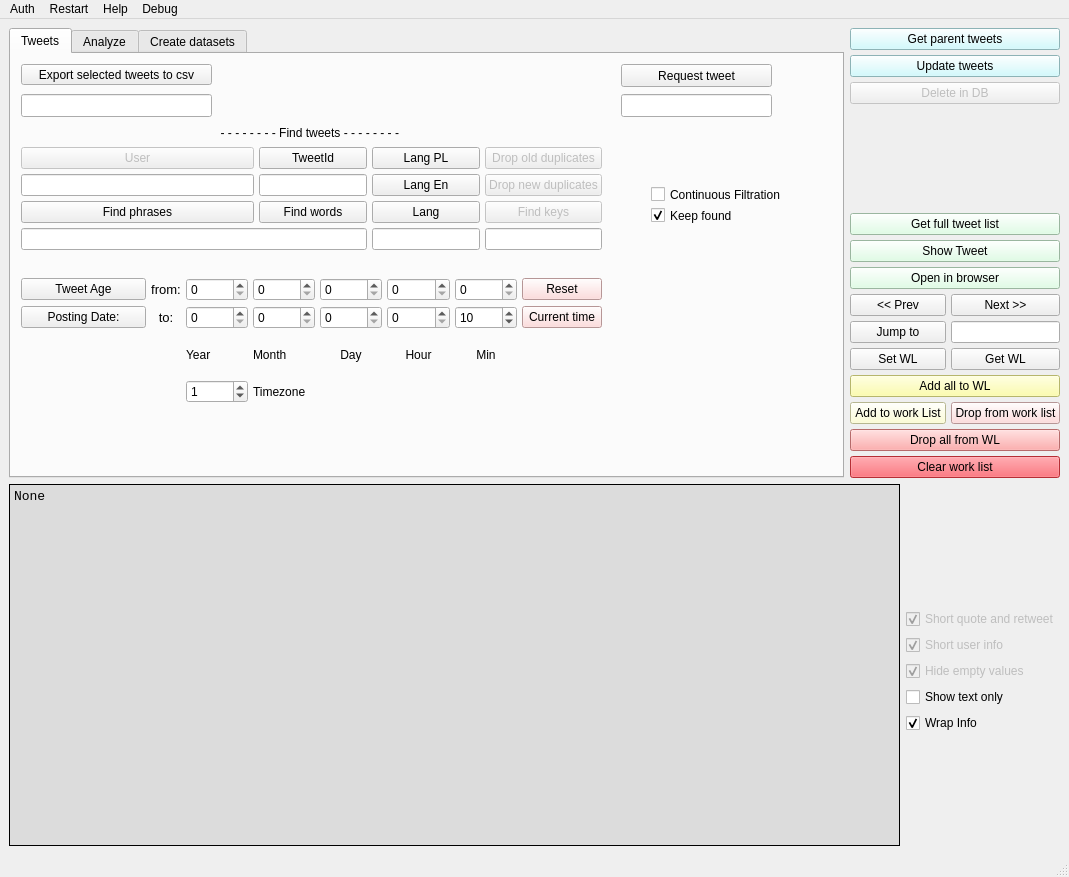
First picture: the form in twitter_analyzer/gui/GUI_QT.ui, repository GrzegorzKrug/TwitterAnalyzer, before the edit.
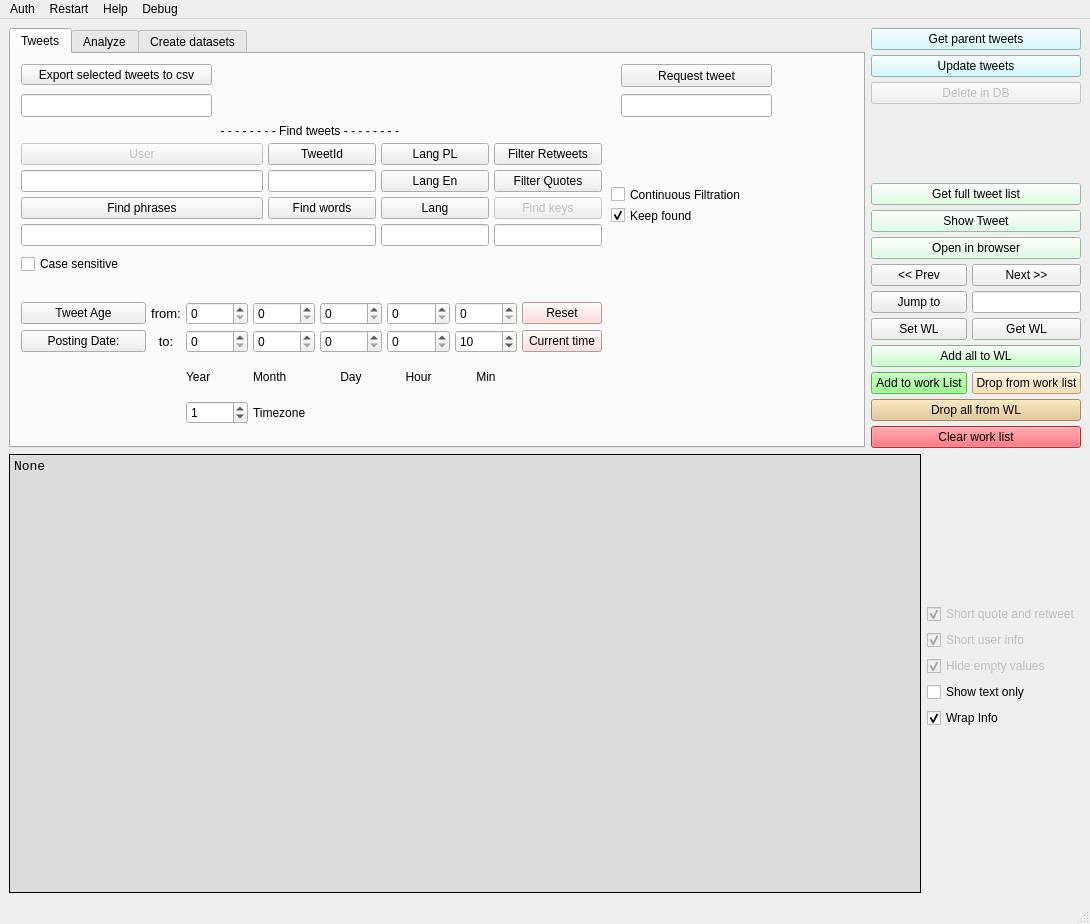
Second picture: the form after the edit.

Commit message: Filtraing quotes, filtrating RT

```diff
--- a/twitter_analyzer/gui/GUI_QT.ui
+++ b/twitter_analyzer/gui/GUI_QT.ui
@@ -6,8 +6,8 @@
    <rect>
     <x>0</x>
     <y>0</y>
-    <width>1069</width>
-    <height>877</height>
+    <width>1090</width>
+    <height>924</height>
    </rect>
   </property>
   <property name="windowTitle">
@@ -19,7 +19,7 @@
      <enum>QLayout::SetMinimumSize</enum>
     </property>
     <item row="0" column="0">
-     <layout class="QGridLayout" name="MainGrid" rowstretch="1,1,1,0,1" columnstretch="20,0,0" rowminimumheight="450,0,0,0,0" columnminimumwidth="300,50,0">
+     <layout class="QGridLayout" name="MainGrid" rowstretch="1,1,1,0,1" columnstretch="20,0,0" rowminimumheight="420,0,0,0,0" columnminimumwidth="300,50,0">
       <property name="sizeConstraint">
        <enum>QLayout::SetDefaultConstraint</enum>
       </property>
@@ -135,205 +135,6 @@
         </property>
        </widget>
       </item>
-      <item row="0" column="1" colspan="2">
-       <layout class="QGridLayout" name="DisplayTweetsGrid" columnstretch="1,0">
-        <property name="sizeConstraint">
-         <enum>QLayout::SetMinimumSize</enum>
-        </property>
-        <property name="spacing">
-         <number>5</number>
-        </property>
-        <item row="27" column="1">
-         <widget class="QPushButton" name="pushButton_load_work_list">
-          <property name="toolTip">
-           <string>Use worklist as current tweet list</string>
-          </property>
-          <property name="text">
-           <string>Get WL</string>
-          </property>
-         </widget>
-        </item>
-        <item row="8" column="0">
-         <spacer name="verticalSpacer_2">
-          <property name="orientation">
-           <enum>Qt::Vertical</enum>
-          </property>
-          <property name="sizeHint" stdset="0">
-           <size>
-            <width>20</width>
-            <height>40</height>
-           </size>
-          </property>
-         </spacer>
-        </item>
-        <item row="6" column="0" colspan="2">
-         <widget class="QPushButton" name="pushButton_request_tweet_update">
-          <property name="styleSheet">
-           <string notr="true">background-color: rgb(198, 251, 255);</string>
-          </property>
-          <property name="text">
-           <string>Update tweets</string>
-          </property>
-         </widget>
-        </item>
-        <item row="5" column="0" colspan="2">
-         <widget class="QPushButton" name="pushButton_request_parent_tweets_from_df">
-          <property name="styleSheet">
-           <string notr="true">background-color: rgb(198, 251, 255);</string>
-          </property>
-          <property name="text">
-           <string>Get parent tweets</string>
-          </property>
-         </widget>
-        </item>
-        <item row="21" column="0">
-         <widget class="QPushButton" name="pushButton_PreviousTweet">
-          <property name="toolTip">
-           <string>Show previous Tweet from DF</string>
-          </property>
-          <property name="text">
-           <string>&lt;&lt; Prev</string>
-          </property>
-         </widget>
-        </item>
-        <item row="15" column="0" colspan="2">
-         <widget class="QPushButton" name="pushButton_ShowTweetAll">
-          <property name="styleSheet">
-           <string notr="true">background-color: rgb(215, 255, 223);</string>
-          </property>
-          <property name="text">
-           <string>Get full tweet list</string>
-          </property>
-         </widget>
-        </item>
-        <item row="22" column="0">
-         <widget class="QPushButton" name="pushButton_JumpToTweet">
-          <property name="toolTip">
-           <string>Jumps to tweet from given index.</string>
-          </property>
-          <property name="text">
-           <string>Jump to</string>
-          </property>
-         </widget>
-        </item>
-        <item row="21" column="1">
-         <widget class="QPushButton" name="pushButton_NextTweet">
-          <property name="toolTip">
-           <string>Show next Tweet from DF</string>
-          </property>
-          <property name="text">
-           <string>Next &gt;&gt;</string>
-          </property>
-         </widget>
-        </item>
-        <item row="7" column="0" colspan="2">
-         <widget class="QPushButton" name="pushButton">
-          <property name="enabled">
-           <bool>false</bool>
-          </property>
-          <property name="text">
-           <string>Delete in DB</string>
-          </property>
-         </widget>
-        </item>
-        <item row="16" column="0" colspan="2">
-         <widget class="QPushButton" name="pushButton_ShowTweet">
-          <property name="toolTip">
-           <string>Show first Tweet from DF</string>
-          </property>
-          <property name="styleSheet">
-           <string notr="true">background-color: rgb(215, 255, 223);</string>
-          </property>
-          <property name="text">
-           <string>Show Tweet</string>
-          </property>
-         </widget>
-        </item>
-        <item row="27" column="0">
-         <widget class="QPushButton" name="pushButton_save_work_list">
-          <property name="toolTip">
-           <string>Saves current list as work list</string>
-          </property>
-          <property name="text">
-           <string>Set WL</string>
-          </property>
-         </widget>
-        </item>
-        <item row="22" column="1">
-         <widget class="QLineEdit" name="lineEdit_JumpToTweet">
-          <property name="toolTip">
-           <string>Input index for Jump button.</string>
-          </property>
-         </widget>
-        </item>
-        <item row="31" column="1">
-         <widget class="QPushButton" name="pushButton_drop_current_tweet">
-          <property name="enabled">
-           <bool>true</bool>
-          </property>
-          <property name="toolTip">
-           <string>Drops tweet from current Dataframe only.</string>
-          </property>
-          <property name="styleSheet">
-           <string notr="true">background-color: rgb(255, 210, 210);</string>
-          </property>
-          <property name="text">
-           <string>Drop from work list</string>
-          </property>
-         </widget>
-        </item>
-        <item row="17" column="0" colspan="2">
-         <widget class="QPushButton" name="pushButton_open_in_browser">
-          <property name="styleSheet">
-           <string notr="true">background-color: rgb(215, 255, 223);</string>
-          </property>
-          <property name="text">
-           <string>Open in browser</string>
-          </property>
-         </widget>
-        </item>
-        <item row="31" column="0">
-         <widget class="QPushButton" name="pushButton_add_to_work_list">
-          <property name="styleSheet">
-           <string notr="true">background-color: rgb(255, 255, 202);</string>
-          </property>
-          <property name="text">
-           <string>Add to work List</string>
-          </property>
-         </widget>
-        </item>
-        <item row="30" column="0" colspan="2">
-         <widget class="QPushButton" name="pushButton_add_selection_to_worklist">
-          <property name="styleSheet">
-           <string notr="true">background-color: rgb(255, 255, 152);</string>
-          </property>
-          <property name="text">
-           <string>Add all to WL</string>
-          </property>
-         </widget>
-        </item>
-        <item row="33" column="0" colspan="2">
-         <widget class="QPushButton" name="pushButton_drop_selection_from_WL">
-          <property name="styleSheet">
-           <string notr="true">background-color: rgb(255, 150, 150);</string>
-          </property>
-          <property name="text">
-           <string>Drop all from WL</string>
-          </property>
-         </widget>
-        </item>
-        <item row="34" column="0" colspan="2">
-         <widget class="QPushButton" name="pushButton_clear_work_list">
-          <property name="styleSheet">
-           <string notr="true">background-color: rgb(255, 64, 74);</string>
-          </property>
-          <property name="text">
-           <string>Clear work list</string>
-          </property>
-         </widget>
-        </item>
-       </layout>
-      </item>
       <item row="0" column="0">
        <widget class="QTabWidget" name="tabWidget">
         <property name="enabled">
@@ -393,10 +194,10 @@
             <x>10</x>
             <y>70</y>
             <width>581</width>
-            <height>279</height>
+            <height>300</height>
            </rect>
           </property>
-          <layout class="QVBoxLayout" name="Vertical_Filters" stretch="1,0,1">
+          <layout class="QVBoxLayout" name="Vertical_Filters" stretch="1,0,0,1">
            <property name="spacing">
             <number>8</number>
            </property>
@@ -530,26 +331,26 @@
              <item row="1" column="3">
               <widget class="QPushButton" name="pushButton_drop_old_duplicates">
                <property name="enabled">
-                <bool>false</bool>
+                <bool>true</bool>
                </property>
                <property name="toolTip">
                 <string>Keep only oldest tweets</string>
                </property>
                <property name="text">
-                <string>Drop old duplicates</string>
+                <string>Filter Retweets</string>
                </property>
               </widget>
              </item>
              <item row="2" column="3">
               <widget class="QPushButton" name="pushButton_drop_new_duplicates">
                <property name="enabled">
-                <bool>false</bool>
+                <bool>true</bool>
                </property>
                <property name="toolTip">
                 <string>Keep only newest tweets</string>
                </property>
                <property name="text">
-                <string>Drop new duplicates</string>
+                <string>Filter Quotes</string>
                </property>
               </widget>
              </item>
@@ -562,6 +363,19 @@
              </item>
             </layout>
            </item>
+           <item>
+            <widget class="QCheckBox" name="checkBox_case_sensitivity">
+             <property name="toolTip">
+              <string>Ignore case sesnitivty</string>
+             </property>
+             <property name="text">
+              <string>Case sensitive</string>
+             </property>
+             <property name="checked">
+              <bool>false</bool>
+             </property>
+            </widget>
+           </item>
            <item>
             <spacer name="verticalSpacer_3">
              <property name="orientation">
@@ -809,7 +623,7 @@
           </property>
           <property name="geometry">
            <rect>
-            <x>640</x>
+            <x>600</x>
             <y>150</y>
             <width>161</width>
             <height>23</height>
@@ -854,9 +668,9 @@
          <widget class="QCheckBox" name="checkBox_filtration_continuous">
           <property name="geometry">
            <rect>
-            <x>640</x>
+            <x>600</x>
             <y>130</y>
-            <width>161</width>
+            <width>181</width>
             <height>21</height>
            </rect>
           </property>
@@ -928,6 +742,214 @@
         </widget>
        </widget>
       </item>
+      <item row="0" column="1" colspan="2">
+       <layout class="QGridLayout" name="DisplayTweetsGrid" columnstretch="1,0">
+        <property name="sizeConstraint">
+         <enum>QLayout::SetMinimumSize</enum>
+        </property>
+        <property name="spacing">
+         <number>5</number>
+        </property>
+        <item row="33" column="0" colspan="2">
+         <widget class="QPushButton" name="pushButton_drop_selection_from_WL">
+          <property name="toolTip">
+           <string>Drop all tweet on list from work list</string>
+          </property>
+          <property name="styleSheet">
+           <string notr="true">background-color: rgb(225, 195, 138);</string>
+          </property>
+          <property name="text">
+           <string>Drop all from WL</string>
+          </property>
+         </widget>
+        </item>
+        <item row="6" column="0" colspan="2">
+         <widget class="QPushButton" name="pushButton_request_tweet_update">
+          <property name="styleSheet">
+           <string notr="true">background-color: rgb(198, 251, 255);</string>
+          </property>
+          <property name="text">
+           <string>Update tweets</string>
+          </property>
+         </widget>
+        </item>
+        <item row="8" column="0">
+         <spacer name="verticalSpacer_2">
+          <property name="orientation">
+           <enum>Qt::Vertical</enum>
+          </property>
+          <property name="sizeHint" stdset="0">
+           <size>
+            <width>20</width>
+            <height>40</height>
+           </size>
+          </property>
+         </spacer>
+        </item>
+        <item row="27" column="1">
+         <widget class="QPushButton" name="pushButton_load_work_list">
+          <property name="toolTip">
+           <string>Use worklist as current tweet list</string>
+          </property>
+          <property name="text">
+           <string>Get WL</string>
+          </property>
+         </widget>
+        </item>
+        <item row="5" column="0" colspan="2">
+         <widget class="QPushButton" name="pushButton_request_parent_tweets_from_df">
+          <property name="styleSheet">
+           <string notr="true">background-color: rgb(198, 251, 255);</string>
+          </property>
+          <property name="text">
+           <string>Get parent tweets</string>
+          </property>
+         </widget>
+        </item>
+        <item row="21" column="0">
+         <widget class="QPushButton" name="pushButton_PreviousTweet">
+          <property name="toolTip">
+           <string>Show previous Tweet from DF</string>
+          </property>
+          <property name="text">
+           <string>&lt;&lt; Prev</string>
+          </property>
+         </widget>
+        </item>
+        <item row="15" column="0" colspan="2">
+         <widget class="QPushButton" name="pushButton_ShowTweetAll">
+          <property name="styleSheet">
+           <string notr="true">background-color: rgb(215, 255, 223);</string>
+          </property>
+          <property name="text">
+           <string>Get full tweet list</string>
+          </property>
+         </widget>
+        </item>
+        <item row="22" column="0">
+         <widget class="QPushButton" name="pushButton_JumpToTweet">
+          <property name="toolTip">
+           <string>Jumps to tweet from given index.</string>
+          </property>
+          <property name="text">
+           <string>Jump to</string>
+          </property>
+         </widget>
+        </item>
+        <item row="21" column="1">
+         <widget class="QPushButton" name="pushButton_NextTweet">
+          <property name="toolTip">
+           <string>Show next Tweet from DF</string>
+          </property>
+          <property name="text">
+           <string>Next &gt;&gt;</string>
+          </property>
+         </widget>
+        </item>
+        <item row="7" column="0" colspan="2">
+         <widget class="QPushButton" name="pushButton">
+          <property name="enabled">
+           <bool>false</bool>
+          </property>
+          <property name="text">
+           <string>Delete in DB</string>
+          </property>
+         </widget>
+        </item>
+        <item row="16" column="0" colspan="2">
+         <widget class="QPushButton" name="pushButton_ShowTweet">
+          <property name="toolTip">
+           <string>Show first Tweet from DF</string>
+          </property>
+          <property name="styleSheet">
+           <string notr="true">background-color: rgb(215, 255, 223);</string>
+          </property>
+          <property name="text">
+           <string>Show Tweet</string>
+          </property>
+         </widget>
+        </item>
+        <item row="27" column="0">
+         <widget class="QPushButton" name="pushButton_save_work_list">
+          <property name="toolTip">
+           <string>Saves current list as work list</string>
+          </property>
+          <property name="text">
+           <string>Set WL</string>
+          </property>
+         </widget>
+        </item>
+        <item row="22" column="1">
+         <widget class="QLineEdit" name="lineEdit_JumpToTweet">
+          <property name="toolTip">
+           <string>Input index for Jump button.</string>
+          </property>
+         </widget>
+        </item>
+        <item row="17" column="0" colspan="2">
+         <widget class="QPushButton" name="pushButton_open_in_browser">
+          <property name="styleSheet">
+           <string notr="true">background-color: rgb(215, 255, 223);</string>
+          </property>
+          <property name="text">
+           <string>Open in browser</string>
+          </property>
+         </widget>
+        </item>
+        <item row="34" column="0" colspan="2">
+         <widget class="QPushButton" name="pushButton_clear_work_list">
+          <property name="styleSheet">
+           <string notr="true">background-color: rgb(255, 64, 74);</string>
+          </property>
+          <property name="text">
+           <string>Clear work list</string>
+          </property>
+         </widget>
+        </item>
+        <item row="30" column="0" colspan="2">
+         <widget class="QPushButton" name="pushButton_add_selection_to_worklist">
+          <property name="toolTip">
+           <string>Add all tweets from list to work list</string>
+          </property>
+          <property name="styleSheet">
+           <string notr="true">background-color: rgb(184, 255, 190);</string>
+          </property>
+          <property name="text">
+           <string>Add all to WL</string>
+          </property>
+         </widget>
+        </item>
+        <item row="31" column="1">
+         <widget class="QPushButton" name="pushButton_drop_current_tweet">
+          <property name="enabled">
+           <bool>true</bool>
+          </property>
+          <property name="toolTip">
+           <string>Drop current tweet from work list and go to next one</string>
+          </property>
+          <property name="styleSheet">
+           <string notr="true">background-color: rgb(255, 215, 158);</string>
+          </property>
+          <property name="text">
+           <string>Drop from work list</string>
+          </property>
+         </widget>
+        </item>
+        <item row="31" column="0">
+         <widget class="QPushButton" name="pushButton_add_to_work_list">
+          <property name="toolTip">
+           <string>Add current tweet to work list and go to next one</string>
+          </property>
+          <property name="styleSheet">
+           <string notr="true">background-color: rgb(124, 255, 110);</string>
+          </property>
+          <property name="text">
+           <string>Add to work List</string>
+          </property>
+         </widget>
+        </item>
+       </layout>
+      </item>
      </layout>
     </item>
    </layout>
@@ -937,7 +959,7 @@
     <rect>
      <x>0</x>
      <y>0</y>
-     <width>1069</width>
+     <width>1090</width>
      <height>20</height>
     </rect>
    </property>
```
Left out of the diff: 10 changed lines with no effect on the pictures. The commit also changes 4 other files.
